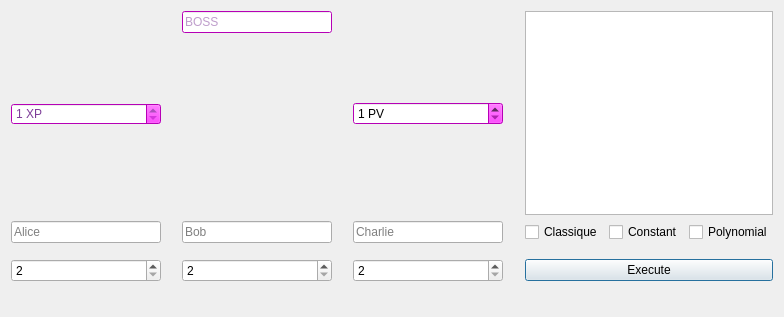
Before: the Qt Designer form Forms/tplayerwindow.ui in Ehonne/Valeurs-de-Shapley, drawn with Qt 5.
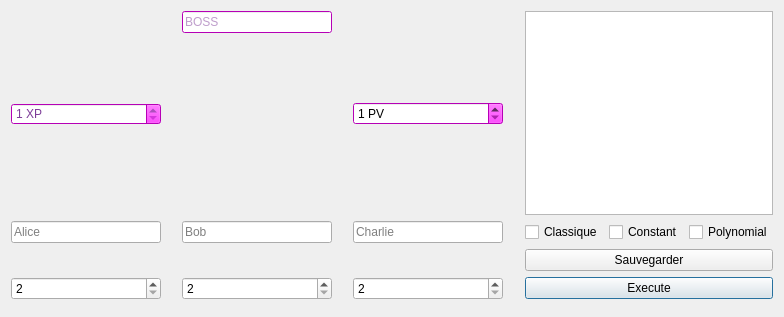
After: the same form once the commit is applied. Icons and pictures are not drawn.

What changed in the file:
```diff
--- a/Forms/tplayerwindow.ui
+++ b/Forms/tplayerwindow.ui
@@ -1673,6 +1673,16 @@
      </item>
     </layout>
    </item>
+   <item row="4" column="6">
+    <widget class="QPushButton" name="pushButton_Save">
+     <property name="text">
+      <string>Sauvegarder</string>
+     </property>
+    </widget>
+   </item>
+   <item row="0" column="6" rowspan="3">
+    <widget class="QListWidget" name="listWidget"/>
+   </item>
   </layout>
  </widget>
  <resources>
```
Left out of the diff: 3 changed lines with no effect on the pictures.
